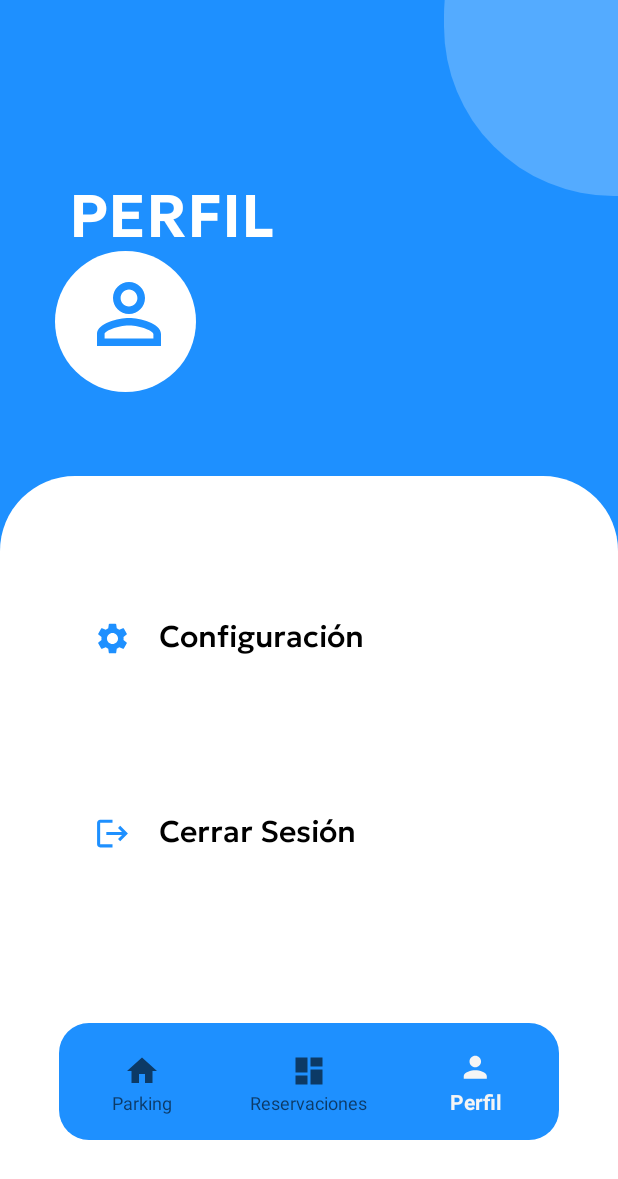
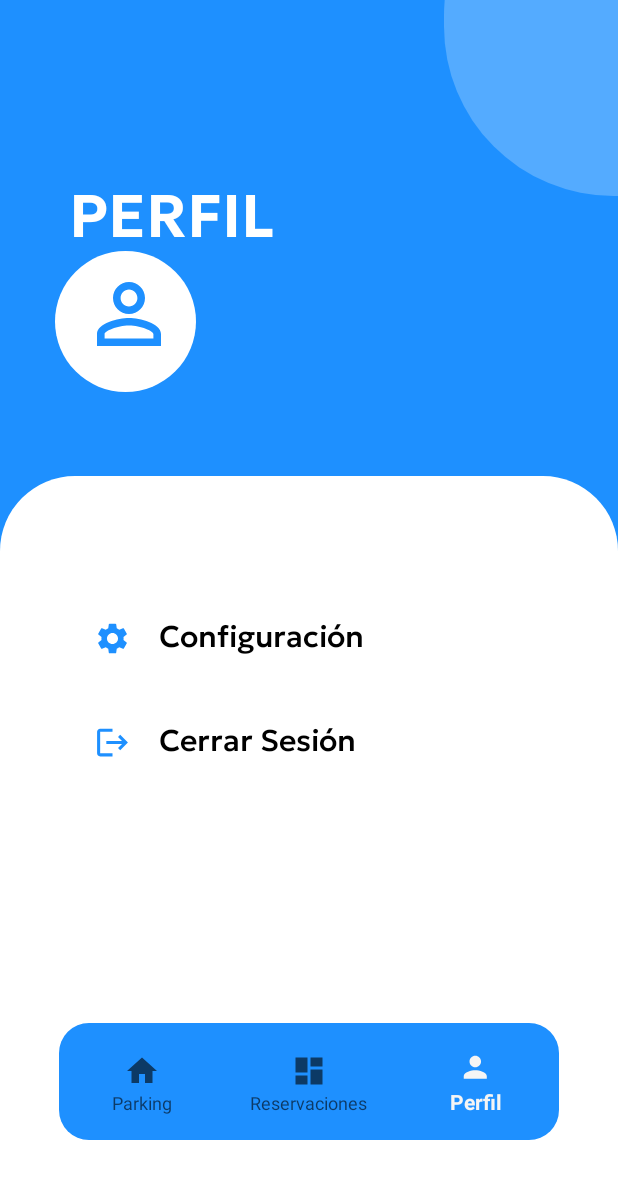
Before and after one commit to ElvisGQ/Parkucc, an Android app: the NotificationsFragment screen opened through its navigation route, on a phone screen of 412 x 824 dp. Shown: the top 1179 px of the screen. Run offline under Robolectric (Android 15) with nearby library versions, the phone set to English and light mode, and no system bars; our stand-ins replace navigation-ui.

Commit message:
arreglo fragment

```diff
--- a/app/src/main/res/layout/fragment_notifications.xml
+++ b/app/src/main/res/layout/fragment_notifications.xml
@@ -147,7 +147,7 @@
         android:paddingStart="60dp"
         app:layout_constraintBottom_toBottomOf="parent"
         app:layout_constraintTop_toBottomOf="@+id/linearLayout1"
-        app:layout_constraintVertical_bias="0.216"
+        app:layout_constraintVertical_bias="0.016"
         tools:layout_editor_absoluteX="-16dp">
 
         <!-- Icon -->
@@ -170,20 +170,22 @@
             android:textColor="@color/black"
             android:textSize="20sp" />
     </LinearLayout>
+
+
     <LinearLayout
         android:id="@+id/linearLayout3"
         android:layout_width="match_parent"
         android:layout_height="wrap_content"
+        android:clickable="true"
+        android:focusable="true"
         android:gravity="left"
         android:orientation="horizontal"
         android:padding="16dp"
         android:paddingStart="60dp"
         app:layout_constraintBottom_toBottomOf="parent"
-        app:layout_constraintTop_toBottomOf="@+id/linearLayout1"
-        app:layout_constraintVertical_bias="0.0"
-        tools:layout_editor_absoluteX="-39dp"
-        android:clickable="true"
-        android:focusable="true">
+        app:layout_constraintTop_toBottomOf="@+id/linearLayout2"
+        app:layout_constraintVertical_bias="0.022"
+        tools:layout_editor_absoluteX="16dp">
 
         <!-- Icono -->
         <ImageView
@@ -192,7 +194,7 @@
             android:layout_height="30dp"
             android:layout_gravity="center_vertical"
             android:paddingTop="5dp"
-            android:src="@drawable/person_profile"/>
+            android:src="@drawable/person_profile" />
 
         <!-- Texto -->
         <TextView
@@ -205,8 +207,6 @@
             android:textColor="@color/black"
             android:textSize="20sp" />
     </LinearLayout>
-
-
 
     <TextView
         android:id="@+id/username"
```
